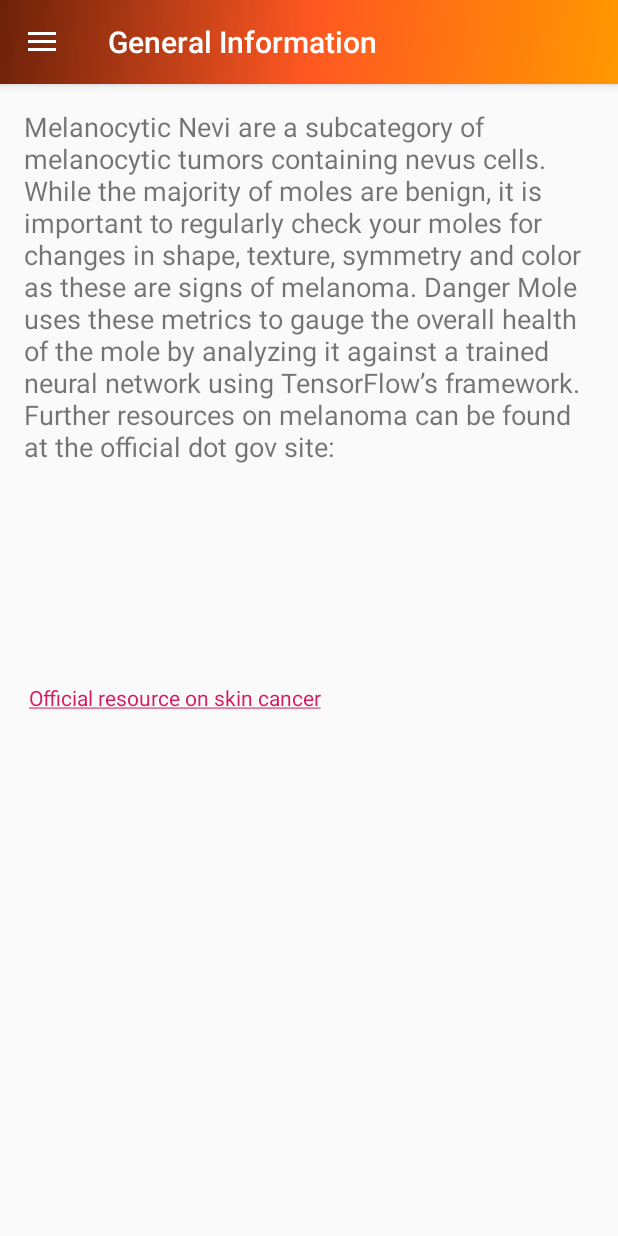
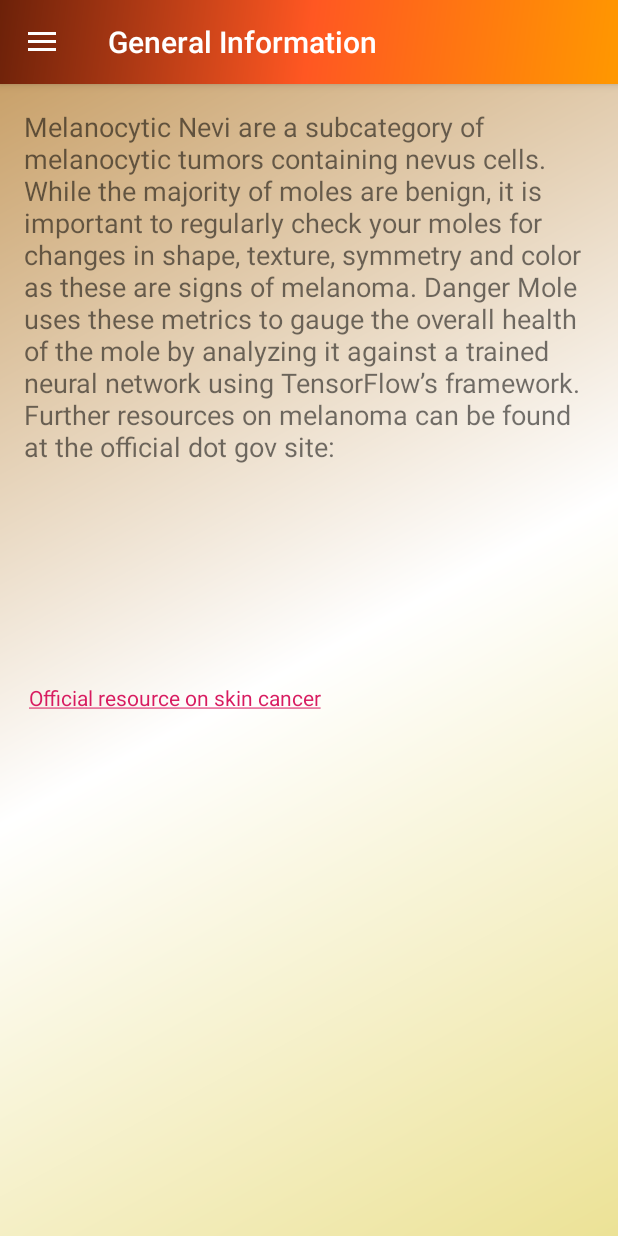
Before and after one commit to BrainerdofDenver/DangerMole, an Android app: the GeneralInfoActivity screen opened directly, with no data from a screen before it, on a phone screen of 412 x 824 dp. Run offline under Robolectric (Android 15) with nearby library versions, the phone set to English and light mode, and no system bars.

Commit message:
background_layouts style is applied to all navbar and layout bgs now

```diff
--- a/DangerMoleMobile/app/src/main/res/layout/activity_about_us.xml
+++ b/DangerMoleMobile/app/src/main/res/layout/activity_about_us.xml
@@ -7,7 +7,7 @@
         android:layout_height="match_parent"
         app:layout_behavior="@string/appbar_scrolling_view_behavior"
         tools:showIn="@layout/drawer_layout_aboutus"
-        tools:context=".AboutUsActivity">
+        tools:context=".AboutUsActivity" android:background="@drawable/background_layouts">
     <TextView
             android:text="@string/about_us_text"
             android:layout_width="0dp"
--- a/DangerMoleMobile/app/src/main/res/layout/activity_camera.xml
+++ b/DangerMoleMobile/app/src/main/res/layout/activity_camera.xml
@@ -7,7 +7,7 @@
         android:layout_height="match_parent"
         app:layout_behavior="@string/appbar_scrolling_view_behavior"
         tools:showIn="@layout/drawer_layout_camera"
-        tools:context=".CameraActivity">
+        tools:context=".CameraActivity" android:background="@drawable/background_layouts">
 
     <Button
             android:text="@string/take_pic"
--- a/DangerMoleMobile/app/src/main/res/layout/activity_gallery.xml
+++ b/DangerMoleMobile/app/src/main/res/layout/activity_gallery.xml
@@ -2,12 +2,12 @@
 <android.support.constraint.ConstraintLayout
         xmlns:android="http://schemas.android.com/apk/res/android"
         xmlns:tools="http://schemas.android.com/tools"
+        xmlns:app="http://schemas.android.com/apk/res-auto"
         android:layout_width="match_parent"
         android:layout_height="match_parent"
-        xmlns:app="http://schemas.android.com/apk/res-auto"
         app:layout_behavior="@string/appbar_scrolling_view_behavior"
         tools:showIn="@layout/drawer_layout_gallery"
-        tools:context=".GalleryActivity">
+        tools:context=".GalleryActivity" android:background="@drawable/background_layouts">
 
 
     <ListView
--- a/DangerMoleMobile/app/src/main/res/layout/activity_general_info.xml
+++ b/DangerMoleMobile/app/src/main/res/layout/activity_general_info.xml
@@ -7,7 +7,7 @@
         android:layout_height="match_parent"
         app:layout_behavior="@string/appbar_scrolling_view_behavior"
         tools:showIn="@layout/drawer_layout_generalinfo"
-        tools:context=".GeneralInfoActivity">
+        tools:context=".GeneralInfoActivity" android:background="@drawable/background_layouts">
     <TextView
             android:text="@string/general_info_text"
             android:layout_height="367dp" android:id="@+id/genInfo" android:layout_marginBottom="16dp"
--- a/DangerMoleMobile/app/src/main/res/layout/drawer_layout_aboutus.xml
+++ b/DangerMoleMobile/app/src/main/res/layout/drawer_layout_aboutus.xml
@@ -21,6 +21,6 @@
             android:layout_gravity="start"
             android:fitsSystemWindows="true"
             app:headerLayout="@layout/nav_header"
-            app:menu="@menu/activity_main_drawer"/>
+            app:menu="@menu/activity_main_drawer" android:background="@drawable/background_layouts"/>
 
 </android.support.v4.widget.DrawerLayout>
--- a/DangerMoleMobile/app/src/main/res/layout/drawer_layout_gallery.xml
+++ b/DangerMoleMobile/app/src/main/res/layout/drawer_layout_gallery.xml
@@ -21,6 +21,6 @@
             android:layout_gravity="start"
             android:fitsSystemWindows="true"
             app:headerLayout="@layout/nav_header"
-            app:menu="@menu/activity_main_drawer"/>
+            app:menu="@menu/activity_main_drawer" android:background="@drawable/background_layouts"/>
 
 </android.support.v4.widget.DrawerLayout>
--- a/DangerMoleMobile/app/src/main/res/layout/drawer_layout_generalinfo.xml
+++ b/DangerMoleMobile/app/src/main/res/layout/drawer_layout_generalinfo.xml
@@ -21,6 +21,6 @@
             android:layout_gravity="start"
             android:fitsSystemWindows="true"
             app:headerLayout="@layout/nav_header"
-            app:menu="@menu/activity_main_drawer"/>
+            app:menu="@menu/activity_main_drawer" android:background="@drawable/background_layouts"/>
 
 </android.support.v4.widget.DrawerLayout>
```
Also changed, not shown: DangerMoleMobile/app/src/main/res/layout/activity_local_clinics.xml (+5 -5 lines).
